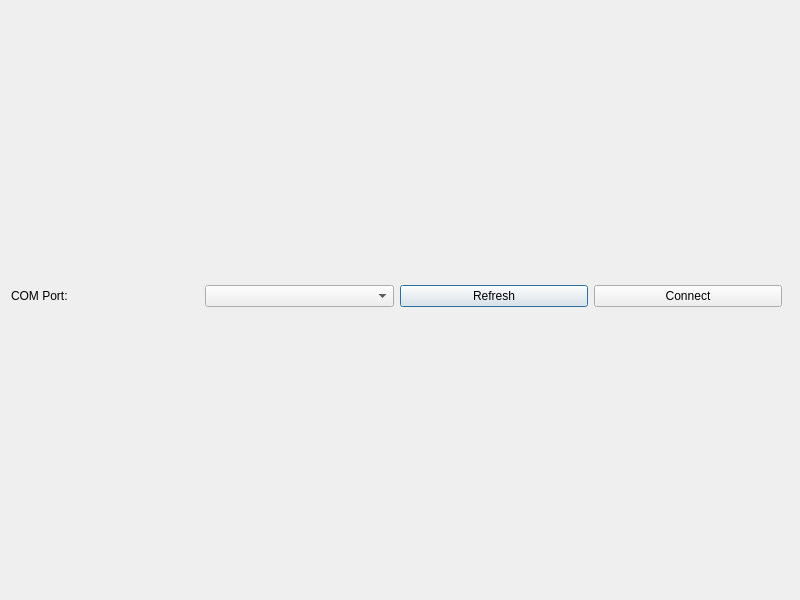
This is ibeaconsGUIESE/dialog.ui in JBBotond/han-ibeacons-rework as Qt 5 draws it before an edit. The edited form follows.
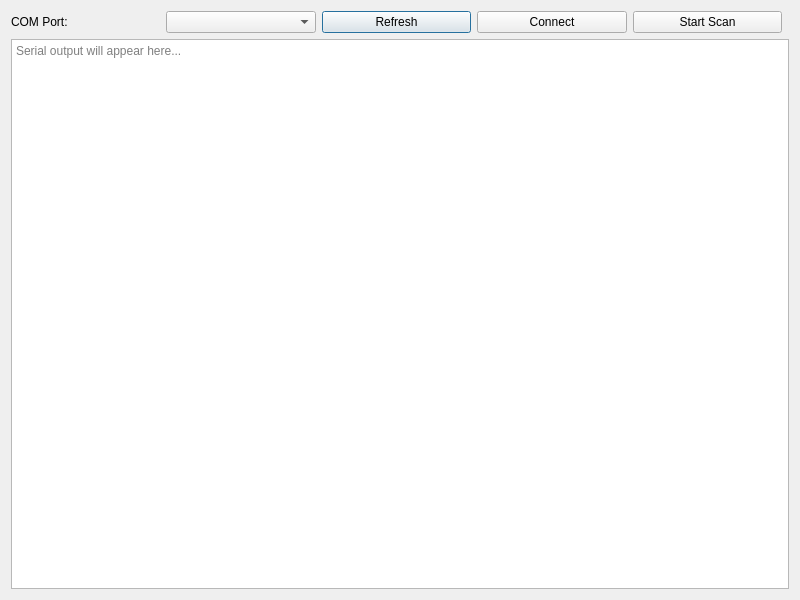
This is the edited form.

Commit message: Start scan button is working with lpuartserial

```diff
--- a/ibeaconsGUIESE/dialog.ui
+++ b/ibeaconsGUIESE/dialog.ui
@@ -44,6 +44,13 @@
        </property>
       </widget>
      </item>
+     <item>
+      <widget class="QPushButton" name="btnScan">
+       <property name="text">
+        <string>Start Scan</string>
+       </property>
+      </widget>
+     </item>
      <item>
       <spacer name="horizontalSpacer">
        <property name="orientation">
@@ -54,11 +61,14 @@
     </layout>
    </item>
    <item>
-    <spacer name="verticalSpacer">
-     <property name="orientation">
-      <enum>Qt::Vertical</enum>
+    <widget class="QPlainTextEdit" name="txtLog">
+     <property name="readOnly">
+      <bool>true</bool>
      </property>
-    </spacer>
+     <property name="placeholderText">
+      <string>Serial output will appear here...</string>
+     </property>
+    </widget>
    </item>
   </layout>
  </widget>
```
The commit also changes 429 other files.
